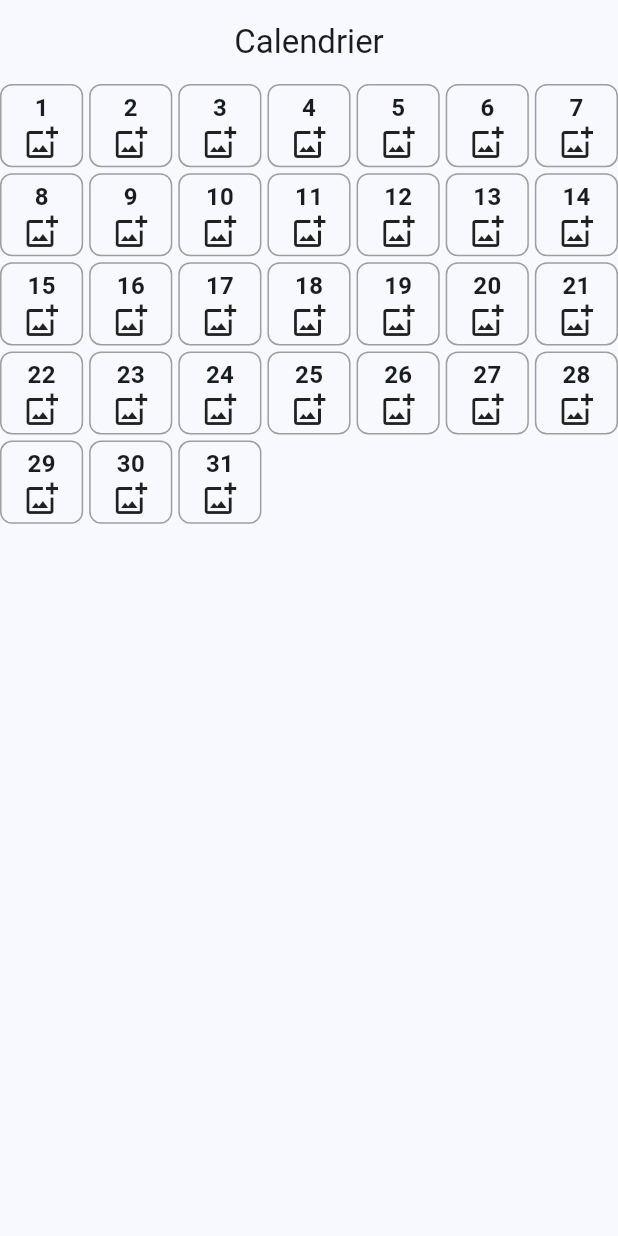
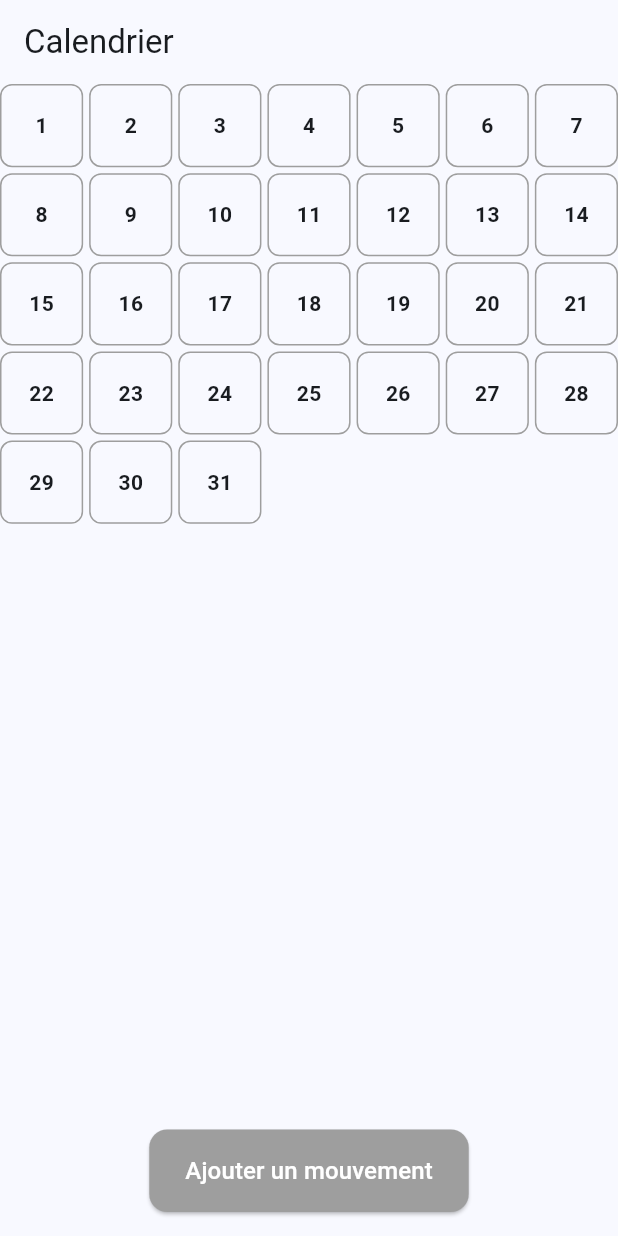
Before and after one commit to salimyes/compter_ses_sous, a Flutter app: the screen it shows after launch, on a phone screen of 412 x 824 dp. Run offline on Flutter 3.47's test engine with Material 3 defaults, Android fonts, the phone set to English and light mode, and no system bars.

Commit message:
Bouton Ajouter un Mouvement

```diff
--- a/lib/calendar_page.dart
+++ b/lib/calendar_page.dart
@@ -1,27 +1,15 @@
 import 'package:flutter/material.dart';
 
-class CalendarPage extends StatelessWidget {
+class CalendarPage extends StatefulWidget {
   @override
-  Widget build(BuildContext context) {
-    return Scaffold(
-      appBar: AppBar(
-        title: Text('Calendrier'),
-        centerTitle: true,
-      ),
-      body: CalendarWidget(),
-    );
-  }
+  _CalendarPageState createState() => _CalendarPageState();
 }
 
-class CalendarWidget extends StatefulWidget {
-  @override
-  _CalendarWidgetState createState() => _CalendarWidgetState();
-}
-
-class _CalendarWidgetState extends State<CalendarWidget> {
+class _CalendarPageState extends State<CalendarPage> {
   late int _daysInMonth;
   late int _currentMonth;
   late int _currentYear;
+  Map<int, List<Map<String, dynamic>>> _movements = {}; // Stocke les mouvements par jour
 
   @override
   void initState() {
@@ -32,34 +20,102 @@ class _CalendarWidgetState extends State<CalendarWidget> {
     _daysInMonth = _getDaysInMonth(_currentYear, _currentMonth);
   }
 
-  // Détermine le nombre de jours dans le mois
   int _getDaysInMonth(int year, int month) {
     return DateTime(year, month + 1, 0).day;
   }
 
+  void _addMovement() {
+    int selectedDay = 1;
+    String movementName = "";
+    double movementAmount = 0.0;
+
+    showDialog(
+      context: context,
+      builder: (context) {
+        return AlertDialog(
+          title: Text("Ajouter un mouvement"),
+          content: Column(
+            mainAxisSize: MainAxisSize.min,
+            children: [
+              // Sélection du jour
+              DropdownButton<int>(
+                value: selectedDay,
+                items: List.generate(
+                  _daysInMonth,
+                      (index) => DropdownMenuItem(
+                    value: index + 1,
+                    child: Text("Jour ${index + 1}"),
+                  ),
+                ),
+                onChanged: (value) {
+                  setState(() {
+                    selectedDay = value!;
+                  });
+                },
+              ),
+              // Nom du mouvement
+              TextField(
+                decoration: InputDecoration(labelText: "Nom du mouvement"),
+                onChanged: (value) {
+                  movementName = value;
+                },
+              ),
+              // Montant
+              TextField(
+                decoration: InputDecoration(labelText: "Montant"),
+                keyboardType: TextInputType.number,
+                onChanged: (value) {
+                  movementAmount = double.tryParse(value) ?? 0.0;
+                },
+              ),
+            ],
+          ),
+          actions: [
+            TextButton(
+              onPressed: () {
+                Navigator.pop(context);
+              },
+              child: Text("Annuler"),
+            ),
+            ElevatedButton(
+              onPressed: () {
+                if (movementName.isNotEmpty) {
+                  setState(() {
+                    _movements.putIfAbsent(selectedDay, () => []);
+                    _movements[selectedDay]!.add({
+                      "nom": movementName,
+                      "montant": movementAmount,
+                    });
+                  });
+                  Navigator.pop(context);
+                }
+              },
+              child: Text("Ajouter"),
+            ),
+          ],
+        );
+      },
+    );
+  }
+
   @override
   Widget build(BuildContext context) {
-    return GridView.builder(
+    return Scaffold(
+      appBar: AppBar(title: Text('Calendrier')),
+      body: Column(
+        children: [
+          // 📆 Le calendrier
+          Expanded(
+            child: GridView.builder(
               gridDelegate: const SliverGridDelegateWithFixedCrossAxisCount(
-        crossAxisCount: 7, // 7 colonnes pour une semaine
+                crossAxisCount: 7,
                 crossAxisSpacing: 4,
                 mainAxisSpacing: 4,
               ),
               itemCount: _daysInMonth,
               itemBuilder: (context, index) {
                 final day = index + 1;
-        return GestureDetector(
-          onTap: () {
-            // Action au clic sur une case
-            showDialog(
-              context: context,
-              builder: (_) => AlertDialog(
-                title: Text('Jour $day'),
-                content: Text('Ajouter des données ici.'),
-              ),
-            );
-          },
-          child: Container(
+                return Container(
                   decoration: BoxDecoration(
                     border: Border.all(color: Colors.grey),
                     borderRadius: BorderRadius.circular(8),
@@ -67,16 +123,35 @@ class _CalendarWidgetState extends State<CalendarWidget> {
                   child: Column(
                     mainAxisAlignment: MainAxisAlignment.center,
                     children: [
-                Text(
-                  '$day',
-                  style: TextStyle(fontSize: 16, fontWeight: FontWeight.bold),
+                      Text('$day', style: TextStyle(fontWeight: FontWeight.bold)),
+                      if (_movements.containsKey(day)) ..._movements[day]!.map(
+                            (movement) => Text("${movement['nom']} - ${movement['montant']}€",
+                            style: TextStyle(fontSize: 10)),
                       ),
-                Icon(Icons.add_photo_alternate_outlined, size: 24),
                     ],
-            ),
                   ),
                 );
               },
+            ),
+          ),
+          // 📌 Le bouton "Ajouter un mouvement"
+          Padding(
+            padding: const EdgeInsets.all(16.0),
+            child: ElevatedButton(
+              onPressed: _addMovement,
+              style: ElevatedButton.styleFrom(
+                backgroundColor: Colors.grey, // Fond gris
+                foregroundColor: Colors.white, // Texte blanc
+                shape: RoundedRectangleBorder(
+                  borderRadius: BorderRadius.circular(12),
+                ),
+                padding: EdgeInsets.symmetric(vertical: 16, horizontal: 24),
+              ),
+              child: Text("Ajouter un mouvement", style: TextStyle(fontSize: 16)),
+            ),
+          ),
+        ],
+      ),
     );
   }
 }
```
Lines whose indentation alone changed are shown as unchanged.
